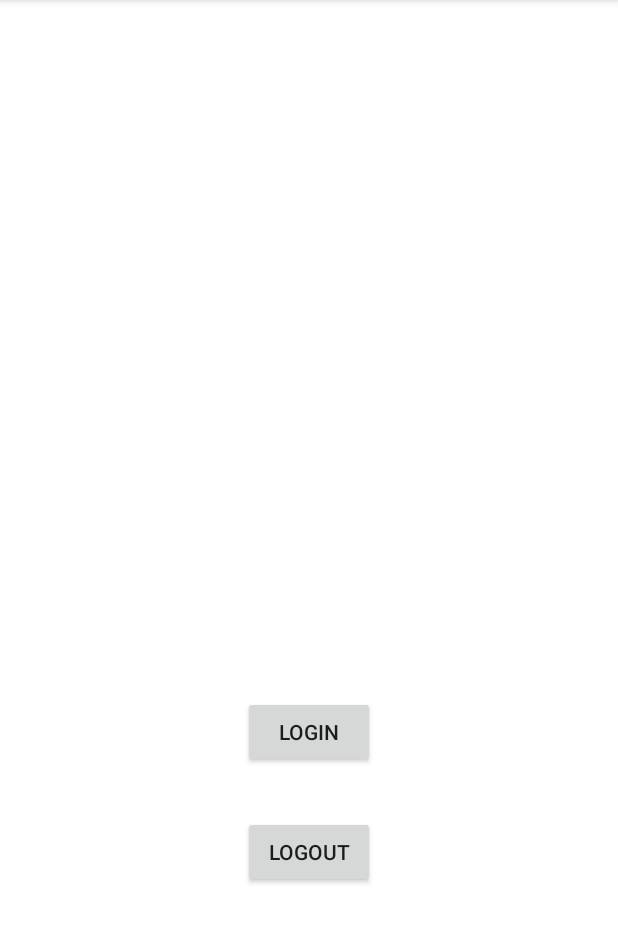
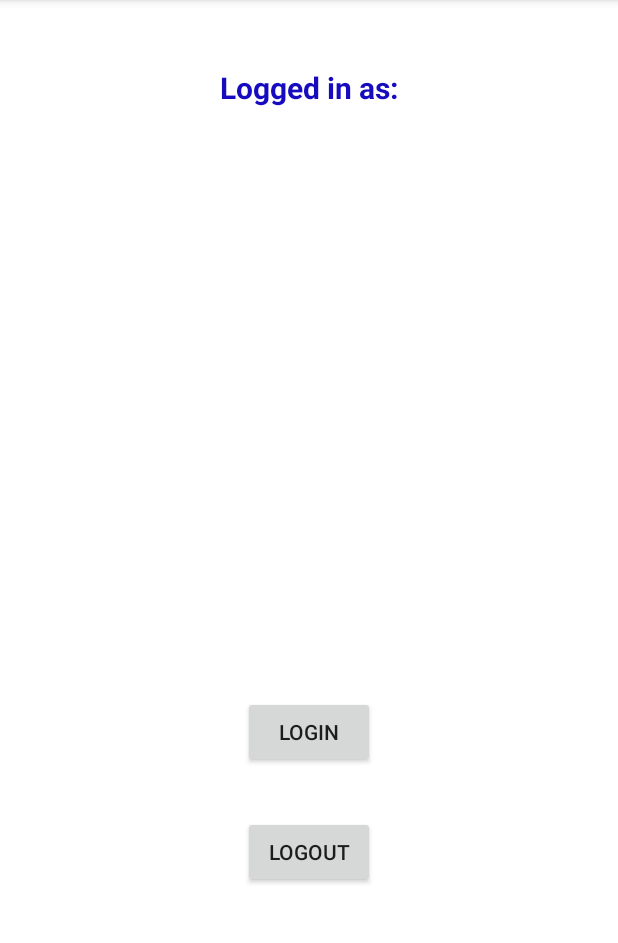
Before and after one commit to MHJespersen/ITSMAP_Gruppe10, an Android app: the screen it shows after launch (LoginActivity), on a phone screen of 412 x 824 dp, the part 84-1027 px from its top. Run offline under Robolectric (Android 15) with nearby library versions, the phone set to English and light mode, and no system bars; our stand-ins replace Firebase (no records; nobody signed in at launch, a user with empty details on screens opened directly); libraries missing offline, so code that uses them is left out: com.firebase.ui.

```diff
--- a/app/src/main/java/mhj/Grp10_AppProject/Activities/LoginActivity.java
+++ b/app/src/main/java/mhj/Grp10_AppProject/Activities/LoginActivity.java
@@ -20,7 +20,6 @@ import com.google.firebase.auth.FirebaseAuth;
 
 import java.util.Arrays;
 import java.util.List;
-
 
 public class LoginActivity extends AppCompatActivity {
 
--- a/app/src/main/res/layout/activity_login.xml
+++ b/app/src/main/res/layout/activity_login.xml
@@ -35,7 +35,7 @@
         android:layout_width="wrap_content"
         android:layout_height="wrap_content"
         android:text="Logged in as:"
-        android:textColor="#FFFFFF"
+        android:textColor="#170BBF"
         android:textSize="20sp"
         android:textStyle="bold"
         app:layout_constraintBottom_toTopOf="@+id/SignInBtn"
@@ -48,7 +48,7 @@
         android:id="@+id/UserNameTxt"
         android:layout_width="wrap_content"
         android:layout_height="wrap_content"
-        android:textColor="#FFFFFF"
+        android:textColor="#170BBF"
         android:textSize="20sp"
         android:textStyle="italic"
         app:layout_constraintBottom_toTopOf="@+id/SignInBtn"
```
Also changed, not shown: 1 other file.
